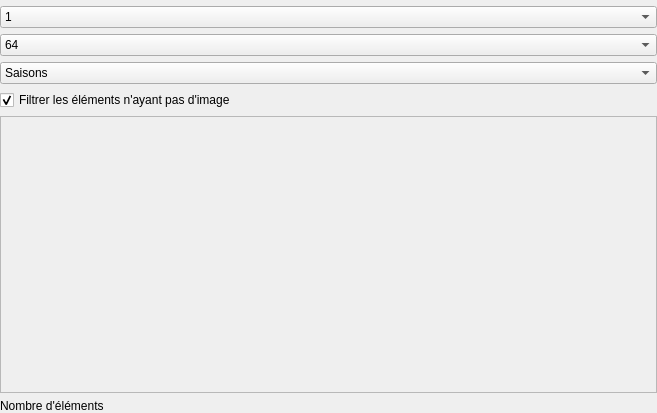
Before: the Qt Designer form src/ui/tabs/tiles_list_tab.ui in seigneurfuo/MyAnimeManager3, drawn with Qt 5.
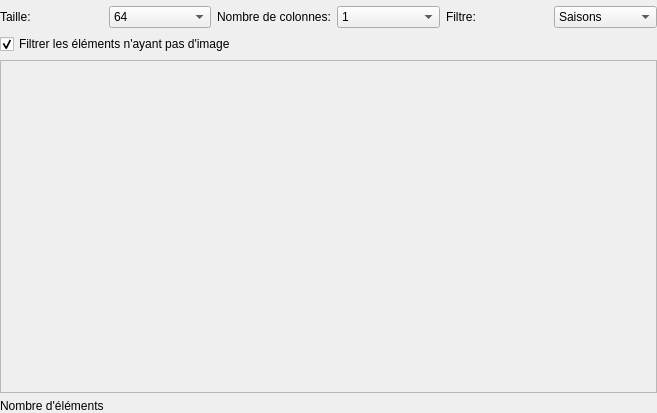
After: the same form once the commit is applied.

Commit message: Modification graphiques sur la liste des tuiles.

What changed in the file:
```diff
--- a/src/ui/tabs/tiles_list_tab.ui
+++ b/src/ui/tabs/tiles_list_tab.ui
@@ -26,14 +26,7 @@
    <property name="bottomMargin">
     <number>0</number>
    </property>
-   <item row="5" column="0">
-    <widget class="QLabel" name="label">
-     <property name="text">
-      <string>Nombre d'éléments</string>
-     </property>
-    </widget>
-   </item>
-   <item row="4" column="0">
+   <item row="2" column="0">
     <widget class="QScrollArea" name="scrollArea">
      <property name="widgetResizable">
       <bool>true</bool>
@@ -44,7 +37,7 @@
         <x>0</x>
         <y>0</y>
         <width>651</width>
-        <height>247</height>
+        <height>313</height>
        </rect>
       </property>
       <layout class="QGridLayout" name="gridLayout_3">
@@ -68,6 +61,13 @@
     </widget>
    </item>
    <item row="3" column="0">
+    <widget class="QLabel" name="label">
+     <property name="text">
+      <string>Nombre d'éléments</string>
+     </property>
+    </widget>
+   </item>
+   <item row="1" column="0">
     <widget class="QCheckBox" name="checkBox">
      <property name="text">
       <string>Filtrer les éléments n'ayant pas d'image</string>
@@ -78,6 +78,46 @@
     </widget>
    </item>
    <item row="0" column="0">
+    <layout class="QHBoxLayout" name="horizontalLayout_2">
+     <item>
+      <widget class="QLabel" name="label_2">
+       <property name="text">
+        <string>Taille:</string>
+       </property>
+      </widget>
+     </item>
+     <item>
+      <widget class="QComboBox" name="comboBox_2">
+       <item>
+        <property name="text">
+         <string>64</string>
+        </property>
+       </item>
+       <item>
+        <property name="text">
+         <string>128</string>
+        </property>
+       </item>
+       <item>
+        <property name="text">
+         <string>256</string>
+        </property>
+       </item>
+       <item>
+        <property name="text">
+         <string>512</string>
+        </property>
+       </item>
+      </widget>
+     </item>
+     <item>
+      <widget class="QLabel" name="label_3">
+       <property name="text">
+        <string>Nombre de colonnes:</string>
+       </property>
+      </widget>
+     </item>
+     <item>
     <widget class="QComboBox" name="comboBox">
      <item>
       <property name="text">
@@ -111,31 +151,14 @@
      </item>
     </widget>
    </item>
-   <item row="1" column="0">
-    <widget class="QComboBox" name="comboBox_2">
      <item>
+      <widget class="QLabel" name="label_4">
       <property name="text">
-       <string>64</string>
-      </property>
-     </item>
-     <item>
-      <property name="text">
-       <string>128</string>
-      </property>
-     </item>
-     <item>
-      <property name="text">
-       <string>256</string>
-      </property>
-     </item>
-     <item>
-      <property name="text">
-       <string>512</string>
-      </property>
-     </item>
-    </widget>
-   </item>
-   <item row="2" column="0">
+        <string>Filtre:</string>
+       </property>
+      </widget>
+     </item>
+     <item>
     <widget class="QComboBox" name="comboBox_3">
      <item>
       <property name="text">
@@ -148,6 +171,8 @@
       </property>
      </item>
     </widget>
+     </item>
+    </layout>
    </item>
   </layout>
  </widget>
```
Lines whose indentation alone changed are shown as unchanged. The commit also changes 1 other file.
